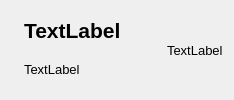
The window that src/ui/searchresult.ui (giosali/rafiki) describes before a commit, drawn with Qt 5.
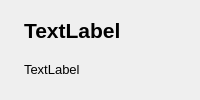
The same window after the commit.

Commit message: Set shortcut alignment to prevent flicker effect

What changed in the file:
```diff
--- a/src/ui/searchresult.ui
+++ b/src/ui/searchresult.ui
@@ -70,6 +70,9 @@
    </item>
    <item>
     <widget class="QLabel" name="shortcut">
+     <property name="alignment">
+      <set>Qt::AlignRight|Qt::AlignVCenter</set>
+     </property>
      <property name="font">
       <font>
        <pointsize>10</pointsize>
@@ -77,7 +80,7 @@
       </font>
      </property>
      <property name="text">
-      <string>TextLabel</string>
+      <string></string>
      </property>
     </widget>
    </item>
```
